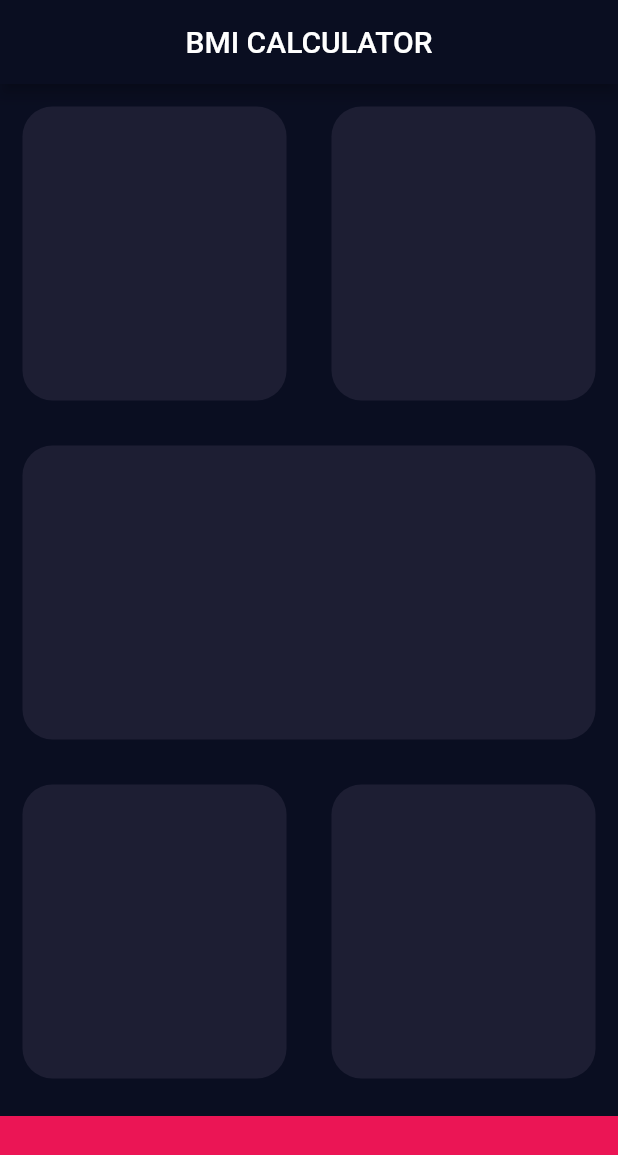
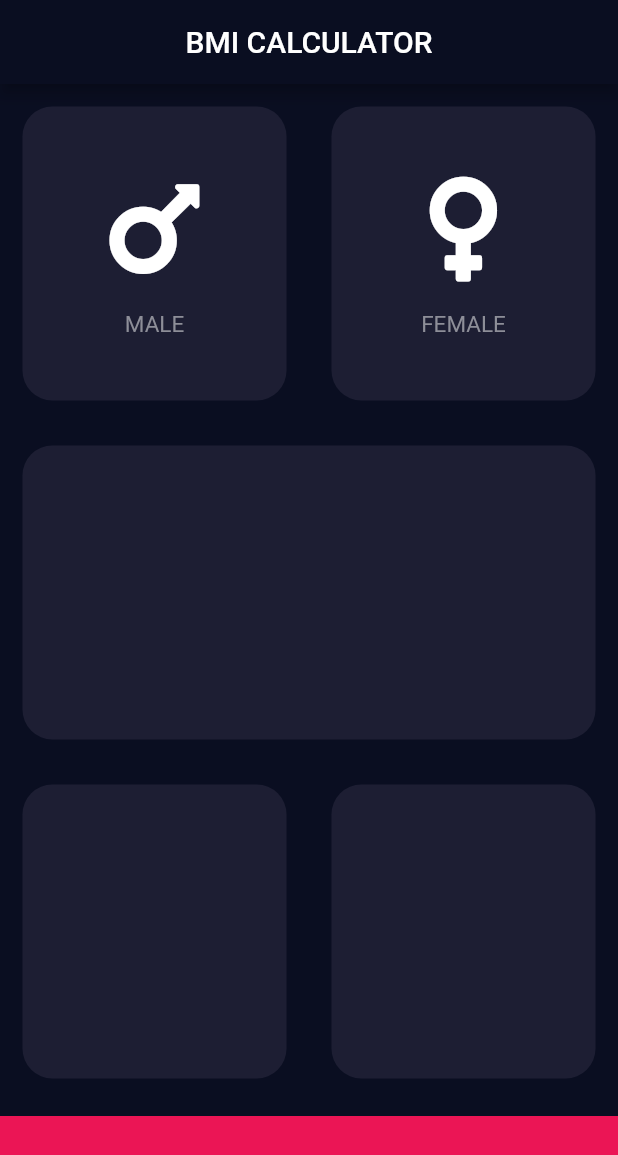
Before and after one commit to dastagg/LAB-F-bmi-calculator, a Flutter app: the screen it shows after launch, on a phone screen of 412 x 824 dp. Shown: the top 1155 px of the screen. Run offline on Flutter 3.47's test engine with Material 2 defaults, Android fonts, the phone set to English and light mode, and no system bars; our stand-ins replace font_awesome_flutter.

Commit message:
Section 12-5 Completed.

```diff
--- /dev/null
+++ b/lib/icon_content.dart
@@ -0,0 +1,33 @@
+import 'package:flutter/material.dart';
+
+const labelTextStyle = TextStyle(
+  fontSize: 15.0,
+  color: Color(0xFF8D8E98),
+);
+
+class IconContent extends StatelessWidget {
+  final IconData genderIcon;
+  final String genderText;
+
+  IconContent({required this.genderIcon, required this.genderText});
+
+  @override
+  Widget build(BuildContext context) {
+    return Column(
+      mainAxisAlignment: MainAxisAlignment.center,
+      children: [
+        Icon(
+          genderIcon,
+          size: 80.0,
+        ),
+        const SizedBox(
+          height: 15.0,
+        ),
+        Text(
+          genderText,
+          style: labelTextStyle,
+        )
+      ],
+    );
+  }
+}
--- a/lib/input_page.dart
+++ b/lib/input_page.dart
@@ -1,4 +1,7 @@
 import 'package:flutter/material.dart';
+import 'package:font_awesome_flutter/font_awesome_flutter.dart';
+import 'reusable_card.dart';
+import 'icon_content.dart';
 
 const baseCardColor = Color(0xFF1D1E33);
 const bottomContainerColor = Color(0xFFEB1555);
@@ -26,11 +29,19 @@ class _InputPageState extends State<InputPage> {
                 Expanded(
                   child: ReusableCard(
                     color: baseCardColor,
+                    cardChild: IconContent(
+                      genderIcon: FontAwesomeIcons.mars,
+                      genderText: 'MALE',
+                    ),
                   ),
                 ),
                 Expanded(
                   child: ReusableCard(
                     color: baseCardColor,
+                    cardChild: IconContent(
+                      genderIcon: FontAwesomeIcons.venus,
+                      genderText: 'FEMALE',
+                    ),
                   ),
                 ),
               ],
@@ -68,20 +79,3 @@ class _InputPageState extends State<InputPage> {
     );
   }
 }
-
-class ReusableCard extends StatelessWidget {
-  final Color color;
-
-  ReusableCard({required this.color});
-
-  @override
-  Widget build(BuildContext context) {
-    return Container(
-      margin: const EdgeInsets.all(15.0),
-      decoration: BoxDecoration(
-        color: color,
-        borderRadius: BorderRadius.circular(20.0),
-      ),
-    );
-  }
-}
--- /dev/null
+++ b/lib/reusable_card.dart
@@ -0,0 +1,20 @@
+import 'package:flutter/material.dart';
+
+class ReusableCard extends StatelessWidget {
+  final Color color;
+  final Widget? cardChild;
+
+  ReusableCard({required this.color, this.cardChild});
+
+  @override
+  Widget build(BuildContext context) {
+    return Container(
+      child: cardChild,
+      margin: const EdgeInsets.all(15.0),
+      decoration: BoxDecoration(
+        color: color,
+        borderRadius: BorderRadius.circular(20.0),
+      ),
+    );
+  }
+}
--- a/pubspec.yaml
+++ b/pubspec.yaml
@@ -11,6 +11,7 @@ environment:
 dependencies:
   flutter:
     sdk: flutter
+  font_awesome_flutter:
 
 dev_dependencies:
   flutter_test:
```
Also changed, not shown: pubspec.lock.
